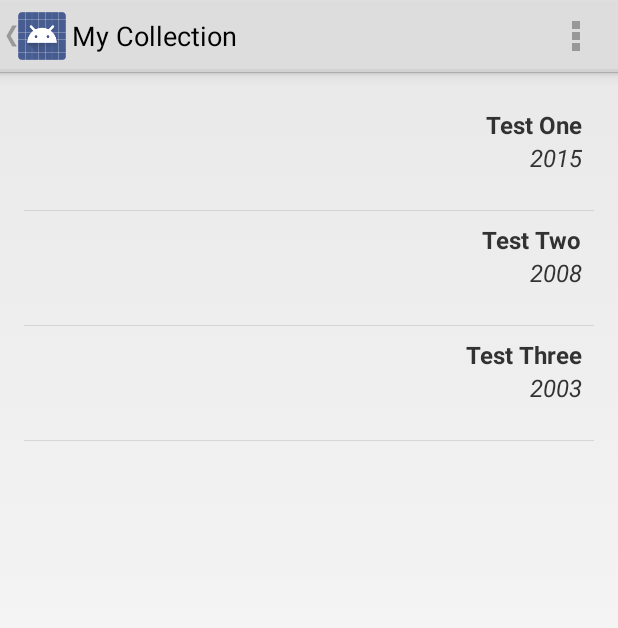
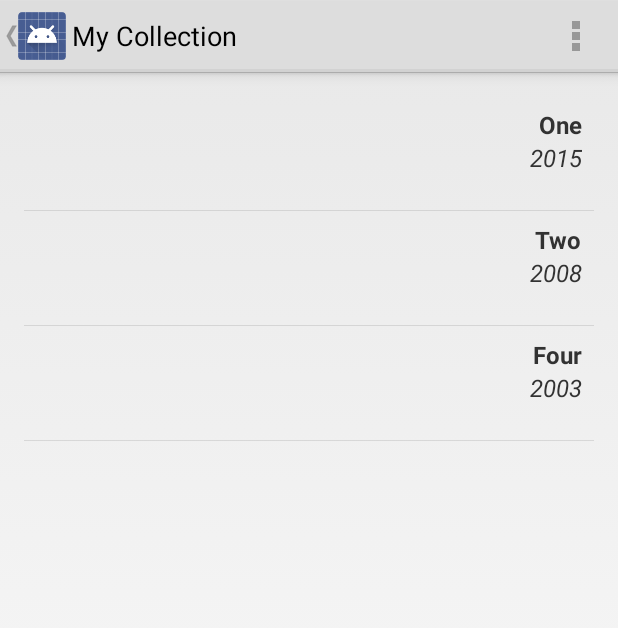
Before and after one commit to e2thed/BoardGameCollectionManager, an Android app: the screen it shows after launch (MainCollectionActivity), after a tap on "Submit", on a phone screen of 412 x 824 dp. Shown: the top 628 px of the screen. Run offline under Robolectric (Android 15) with nearby library versions, the phone set to English and light mode, and no system bars.

```diff
--- a/app/src/main/java/com/brickedphoneclub/boardgamecollectionmanager/BoardGameManager.java
+++ b/app/src/main/java/com/brickedphoneclub/boardgamecollectionmanager/BoardGameManager.java
@@ -38,9 +38,9 @@ public class BoardGameManager {
 
     private ArrayList<BoardGame> createDefaults() {
         //e.g.: contactList.add(new Contact("Malcolm", "Reynolds", "Captain", "Mobile", "123-456-7890", "", "m123.hotmail", "Twitter", "MRey", 1));
-        bgList.add(new BoardGame(1, "Test One", "2015", "", "cf.geekdo-images.com/images/pic1104600_t.jpg"));
-        bgList.add(new BoardGame(2, "Test Two", "2008", "", "cf.geekdo-images.com/images/pic719935_t.jpg"));
-        BoardGame game1 = new BoardGame(3, "Test Three", "2003", "", "cf.geekdo-images.com/images/pic1324609_t.jpg");
+        bgList.add(new BoardGame(1, "One", "2015", "", "cf.geekdo-images.com/images/pic1104600_t.jpg"));
+        bgList.add(new BoardGame(2, "Two", "2008", "", "cf.geekdo-images.com/images/pic719935_t.jpg"));
+        BoardGame game1 = new BoardGame(3, "Four", "2003", "", "cf.geekdo-images.com/images/pic1324609_t.jpg");
         //Mockup Info to test details screen since we don't have XML working yet.
         game1.setRating(7.1234);
         game1.setMinPlayers(2);
```
Also changed, not shown: app/src/main/java/com/brickedphoneclub/boardgamecollectionmanager/MainCollectionActivity.java (+13 -1 lines), app/src/main/java/com/brickedphoneclub/boardgamecollectionmanager/SortActivity.java (+0 -16 lines).
